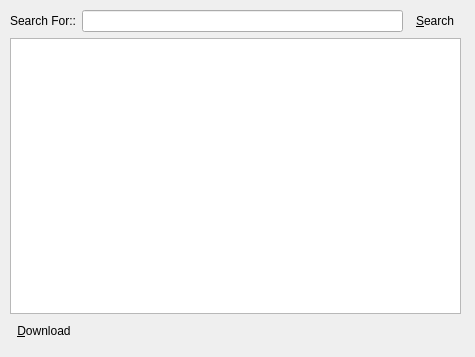
First picture: the form in ui/searchdialog.ui, repository shaan7/Kapotah, before the edit.
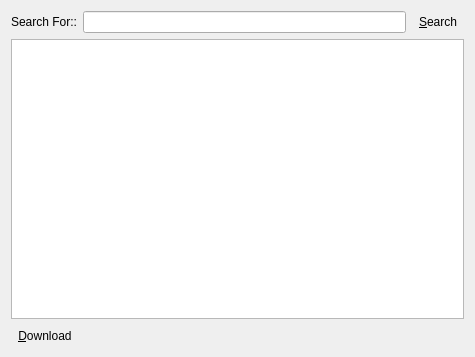
Second picture: the form after the edit.

Diff of the .ui file:
```diff
--- a/ui/searchdialog.ui
+++ b/ui/searchdialog.ui
@@ -13,15 +13,8 @@
   <property name="windowTitle">
    <string>Dialog</string>
   </property>
-  <widget class="QWidget" name="">
-   <property name="geometry">
-    <rect>
-     <x>10</x>
-     <y>10</y>
-     <width>451</width>
-     <height>331</height>
-    </rect>
-   </property>
+  <layout class="QGridLayout" name="gridLayout">
+   <item row="0" column="0">
    <layout class="QVBoxLayout" name="verticalLayout">
     <item>
      <layout class="QHBoxLayout" name="horizontalLayout">
@@ -65,7 +58,8 @@
      </widget>
     </item>
    </layout>
-  </widget>
+   </item>
+  </layout>
  </widget>
  <resources/>
  <connections/>
```
Lines whose indentation alone changed are shown as unchanged.
